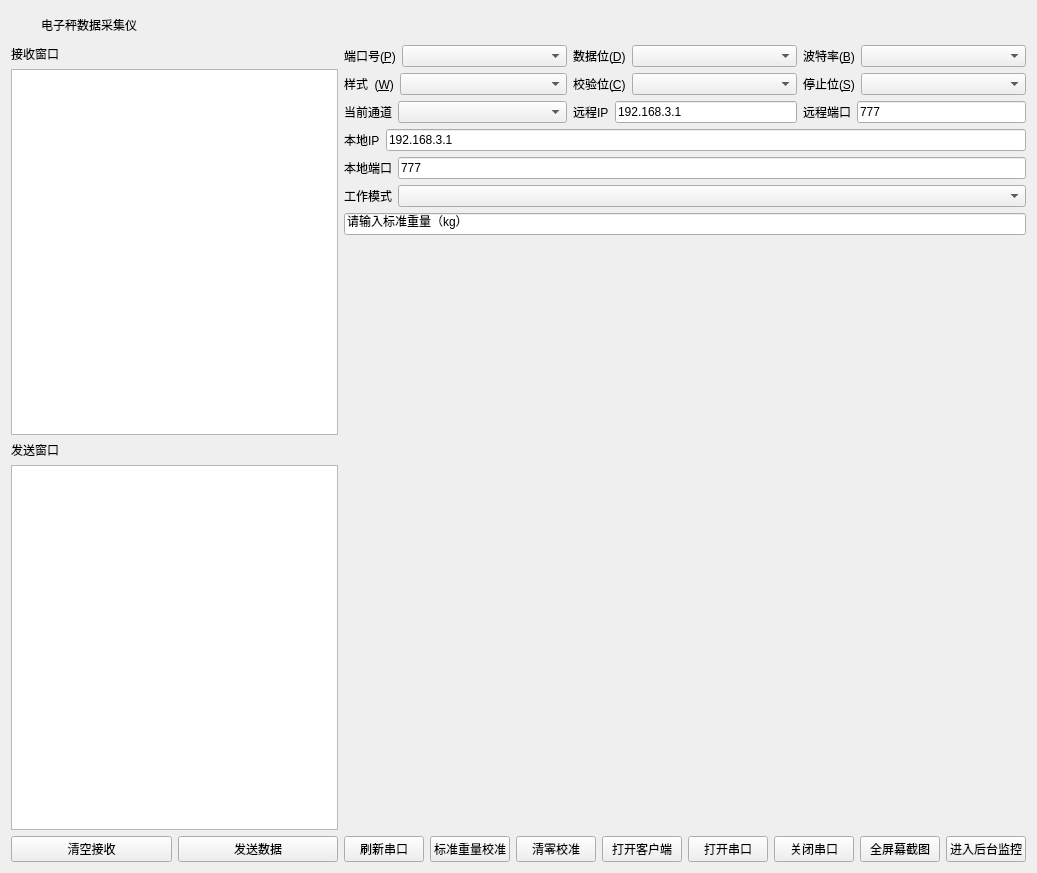
Old version of the form bssamplerwidget.ui in the repository ddomax/UARTtoEthernetServer.
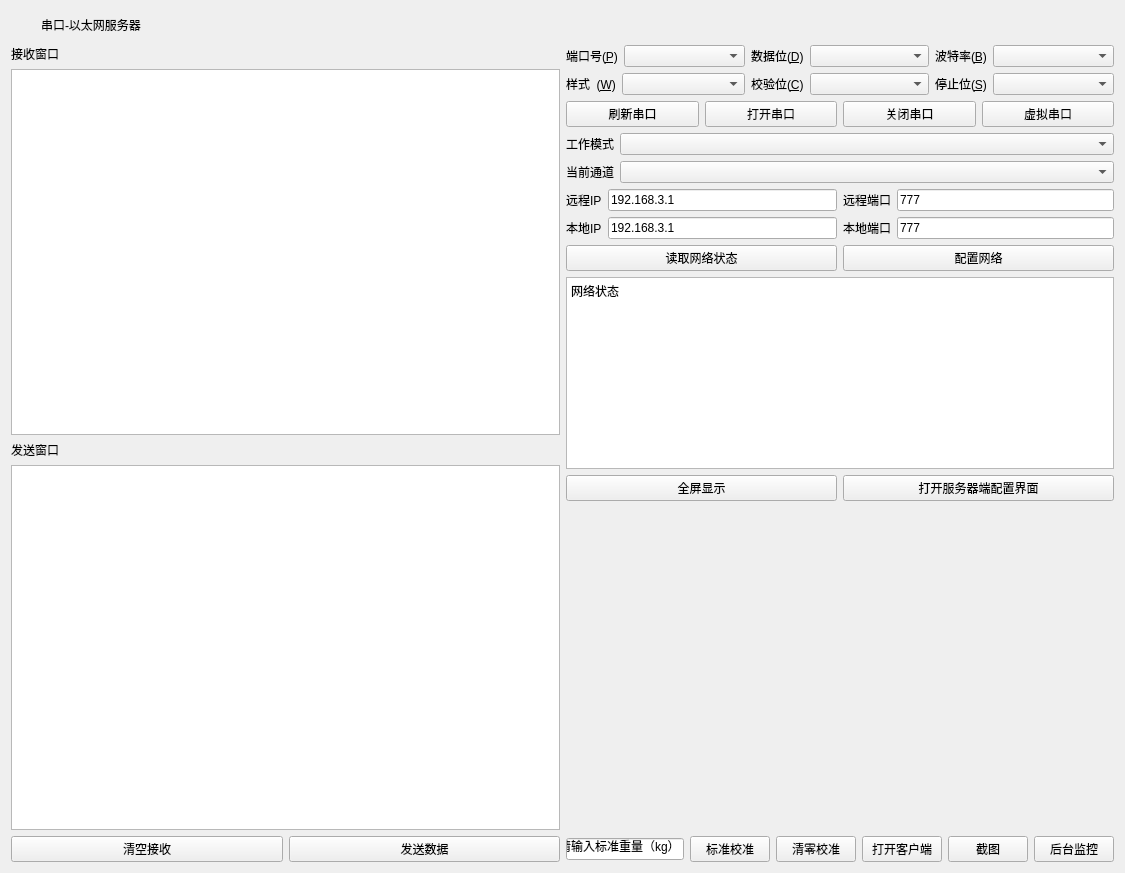
New version of the form. Custom widgets are drawn as their Qt base class.

The edit to the form file:
```diff
--- a/bssamplerwidget.ui
+++ b/bssamplerwidget.ui
@@ -6,7 +6,7 @@
    <rect>
     <x>0</x>
     <y>0</y>
-    <width>1037</width>
+    <width>1125</width>
     <height>873</height>
    </rect>
   </property>
@@ -78,7 +78,7 @@
          <string notr="true"/>
         </property>
         <property name="text">
-         <string>电子秤数据采集仪</string>
+         <string>串口-以太网服务器</string>
         </property>
         <property name="alignment">
          <set>Qt::AlignLeading|Qt::AlignLeft|Qt::AlignVCenter</set>
@@ -209,7 +209,7 @@
     </widget>
    </item>
    <item>
-    <layout class="QHBoxLayout" name="horizontalLayout_17">
+    <layout class="QHBoxLayout" name="horizontalLayout_23">
      <item>
       <layout class="QVBoxLayout" name="verticalLayout">
        <item>
@@ -416,7 +416,61 @@
         </layout>
        </item>
        <item>
-        <layout class="QHBoxLayout" name="horizontalLayout_16">
+        <layout class="QHBoxLayout" name="horizontalLayout_20">
+         <item>
+          <widget class="QPushButton" name="refreshButton">
+           <property name="text">
+            <string>刷新串口</string>
+           </property>
+          </widget>
+         </item>
+         <item>
+          <widget class="QPushButton" name="openButton">
+           <property name="text">
+            <string>打开串口</string>
+           </property>
+          </widget>
+         </item>
+         <item>
+          <widget class="QPushButton" name="closeButton">
+           <property name="text">
+            <string>关闭串口</string>
+           </property>
+          </widget>
+         </item>
+         <item>
+          <widget class="QPushButton" name="configVcpButton">
+           <property name="text">
+            <string>虚拟串口</string>
+           </property>
+          </widget>
+         </item>
+        </layout>
+       </item>
+       <item>
+        <layout class="QHBoxLayout" name="horizontalLayout_19">
+         <item>
+          <widget class="QLabel" name="label_13">
+           <property name="text">
+            <string>工作模式</string>
+           </property>
+           <property name="buddy">
+            <cstring>StopBox</cstring>
+           </property>
+          </widget>
+         </item>
+         <item>
+          <widget class="QComboBox" name="opmodeBox">
+           <property name="sizePolicy">
+            <sizepolicy hsizetype="MinimumExpanding" vsizetype="Fixed">
+             <horstretch>0</horstretch>
+             <verstretch>0</verstretch>
+            </sizepolicy>
+           </property>
+          </widget>
+         </item>
+        </layout>
+       </item>
          <item>
           <layout class="QHBoxLayout" name="horizontalLayout_13">
            <item>
@@ -442,6 +496,8 @@
           </layout>
          </item>
          <item>
+        <layout class="QHBoxLayout" name="horizontalLayout_16">
+         <item>
           <layout class="QHBoxLayout" name="horizontalLayout_14">
            <item>
             <widget class="QLabel" name="label_10">
@@ -486,6 +542,8 @@
         </layout>
        </item>
        <item>
+        <layout class="QHBoxLayout" name="horizontalLayout_17">
+         <item>
         <layout class="QHBoxLayout" name="horizontalLayout_22">
          <item>
           <widget class="QLabel" name="label_16">
@@ -527,36 +585,54 @@
          </item>
         </layout>
        </item>
+        </layout>
+       </item>
        <item>
-        <layout class="QHBoxLayout" name="horizontalLayout_19">
+        <layout class="QHBoxLayout" name="horizontalLayout_21">
          <item>
-          <widget class="QLabel" name="label_13">
+          <widget class="QPushButton" name="readNetworkStatusButton">
            <property name="text">
-            <string>工作模式</string>
+            <string>读取网络状态</string>
            </property>
-           <property name="buddy">
-            <cstring>StopBox</cstring>
-           </property>
           </widget>
          </item>
          <item>
-          <widget class="QComboBox" name="opmodeBox">
-           <property name="sizePolicy">
-            <sizepolicy hsizetype="MinimumExpanding" vsizetype="Fixed">
-             <horstretch>0</horstretch>
-             <verstretch>0</verstretch>
-            </sizepolicy>
+          <widget class="QPushButton" name="configNetButton">
+           <property name="text">
+            <string>配置网络</string>
            </property>
           </widget>
          </item>
         </layout>
        </item>
        <item>
-        <widget class="QLineEdit" name="stdweightEdit">
+        <widget class="QTextEdit" name="networkEdit">
+         <property name="html">
+          <string>&lt;!DOCTYPE HTML PUBLIC &quot;-//W3C//DTD HTML 4.0//EN&quot; &quot;http://www.w3.org/TR/REC-html40/strict.dtd&quot;&gt;
+&lt;html&gt;&lt;head&gt;&lt;meta name=&quot;qrichtext&quot; content=&quot;1&quot; /&gt;&lt;style type=&quot;text/css&quot;&gt;
+p, li { white-space: pre-wrap; }
+&lt;/style&gt;&lt;/head&gt;&lt;body style=&quot; font-family:'SimSun'; font-size:9pt; font-weight:400; font-style:normal;&quot;&gt;
+&lt;p style=&quot; margin-top:0px; margin-bottom:0px; margin-left:0px; margin-right:0px; -qt-block-indent:0; text-indent:0px;&quot;&gt;网络状态&lt;/p&gt;&lt;/body&gt;&lt;/html&gt;</string>
+         </property>
+        </widget>
+       </item>
+       <item>
+        <layout class="QHBoxLayout" name="horizontalLayout_24">
+         <item>
+          <widget class="QPushButton" name="fullScreenButton">
          <property name="text">
-          <string>请输入标准重量（kg）</string>
-         </property>
-        </widget>
+            <string>全屏显示</string>
+           </property>
+          </widget>
+         </item>
+         <item>
+          <widget class="QPushButton" name="currentSideButton">
+           <property name="text">
+            <string>打开服务器端配置界面</string>
+           </property>
+          </widget>
+         </item>
+        </layout>
        </item>
        <item>
         <widget class="QCustomPlot" name="customPlot" native="true">
@@ -577,16 +653,16 @@
        <item>
         <layout class="QHBoxLayout" name="horizontalLayout_7">
          <item>
-          <widget class="QPushButton" name="refreshButton">
+          <widget class="QLineEdit" name="stdweightEdit">
            <property name="text">
-            <string>刷新串口</string>
+            <string>请输入标准重量（kg）</string>
            </property>
           </widget>
          </item>
          <item>
           <widget class="QPushButton" name="stdweightcalButton">
            <property name="text">
-            <string>标准重量校准</string>
+            <string>标准校准</string>
            </property>
           </widget>
          </item>
@@ -604,31 +680,17 @@
            </property>
           </widget>
          </item>
-         <item>
-          <widget class="QPushButton" name="openButton">
-           <property name="text">
-            <string>打开串口</string>
-           </property>
-          </widget>
-         </item>
-         <item>
-          <widget class="QPushButton" name="closeButton">
-           <property name="text">
-            <string>关闭串口</string>
-           </property>
-          </widget>
-         </item>
          <item>
           <widget class="QPushButton" name="screenshotButton">
            <property name="text">
-            <string>全屏幕截图</string>
+            <string>截图</string>
            </property>
           </widget>
          </item>
          <item>
           <widget class="QPushButton" name="hideButton">
            <property name="text">
-            <string>进入后台监控</string>
+            <string>后台监控</string>
            </property>
           </widget>
          </item>
@@ -639,8 +701,8 @@
     </layout>
    </item>
   </layout>
-  <zorder>widget_title</zorder>
   <zorder></zorder>
+  <zorder>widget_title</zorder>
  </widget>
  <layoutdefault spacing="6" margin="11"/>
  <customwidgets>
```
Lines whose indentation alone changed are shown as unchanged.
